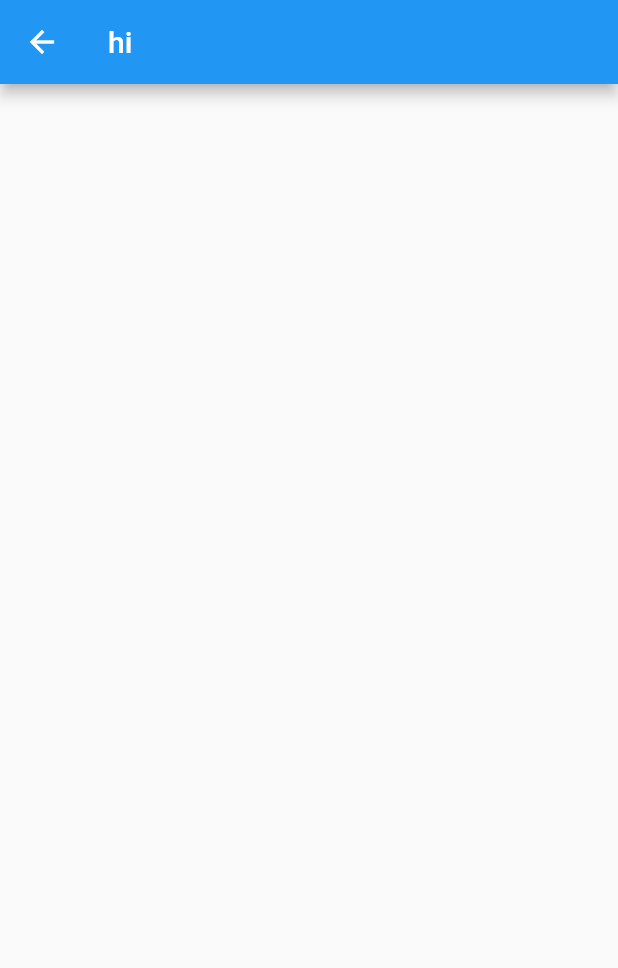
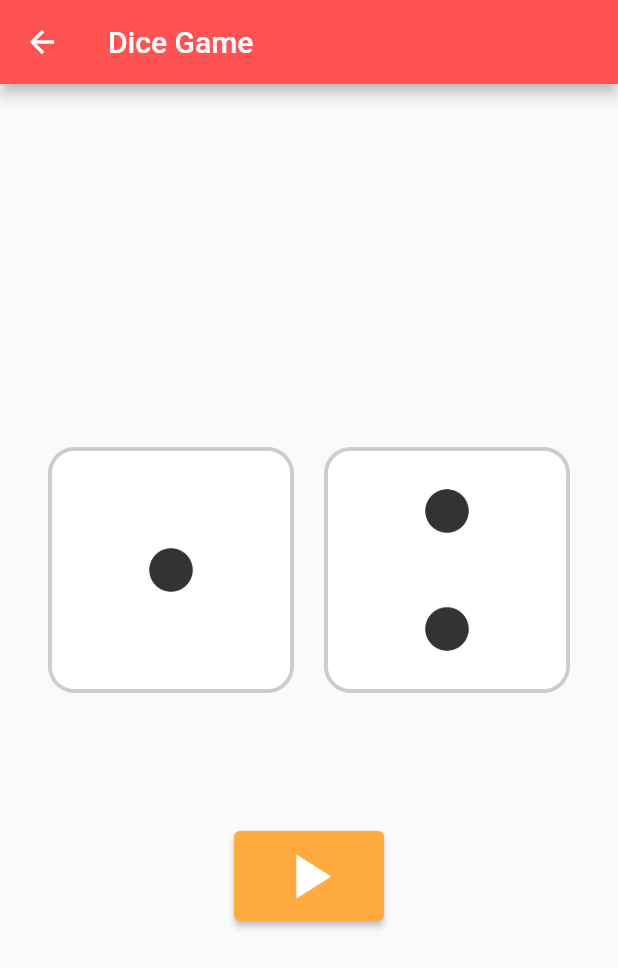
Before and after one commit to bearscome/flutter, a Flutter app: the Dice screen opened directly, on a phone screen of 412 x 824 dp. Shown: the top 968 px of the screen. Run offline on Flutter 3.47's test engine with Material 2 defaults, Android fonts, the phone set to English and light mode, and no system bars; our stand-ins replace fluttertoast, image_picker.

Commit message:
login, randomDice

```diff
--- a/flutter_application_3/lib/dice.dart
+++ b/flutter_application_3/lib/dice.dart
@@ -1,15 +1,75 @@
 import 'package:flutter/material.dart';
-import 'main.dart';
+import 'dart:math';
+import 'package:fluttertoast/fluttertoast.dart';
 
-class Dice extends StatelessWidget {
+class Dice extends StatefulWidget {
   const Dice({super.key});
+
+  @override
+  State<Dice> createState() => _DiceState();
+}
+
+class _DiceState extends State<Dice> {
+  int leftDice = 1;
+  int rightDice = 2;
 
   @override
   Widget build(BuildContext context) {
     return Scaffold(
       appBar: AppBar(
-        title: Text('hi'),
+        title: const Text('Dice Game'),
+        backgroundColor: Colors.redAccent,
+      ),
+      body: Center(
+        child: Column(
+          mainAxisAlignment: MainAxisAlignment.center,
+          children: [
+            Padding(
+              padding: const EdgeInsets.all(32),
+              child: Row(
+                children: [
+                  Expanded(
+                    child: Image.asset('image/dice$leftDice.png'),
+                  ),
+                  const SizedBox(
+                    width: 20,
+                  ),
+                  Expanded(
+                    child: Image.asset('image/dice$rightDice.png'),
+                  ),
+                ],
+              ),
+            ),
+            const SizedBox(height: 60),
+            ElevatedButton(
+              style: ElevatedButton.styleFrom(
+                  backgroundColor: Colors.orangeAccent,
+                  minimumSize: const Size(100, 60)),
+              onPressed: () {
+                setState(() {
+                  leftDice = Random().nextInt(6) + 1;
+                  rightDice = Random().nextInt(6) + 1;
+                });
+                showToast("Left dice: {$leftDice}, Right dice: {$rightDice}");
+              },
+              child: const Icon(
+                Icons.play_arrow,
+                color: Colors.white,
+                size: 50,
+              ),
+            ),
+          ],
+        ),
       ),
     );
   }
 }
+
+void showToast(String msg) {
+  Fluttertoast.showToast(
+    msg: msg,
+    backgroundColor: Colors.black,
+    toastLength: Toast.LENGTH_SHORT,
+    gravity: ToastGravity.BOTTOM,
+  );
+}
--- a/flutter_application_3/pubspec.yaml
+++ b/flutter_application_3/pubspec.yaml
@@ -40,6 +40,7 @@ dependencies:
 dev_dependencies:
   flutter_test:
     sdk: flutter
+  fluttertoast: ^8.0.9
 
   # The "flutter_lints" package below contains a set of recommended lints to
   # encourage good coding practices. The lint set provided by the package is
```
Also changed, not shown: flutter_application_3/lib/main.dart (+11 -6 lines), flutter_application_3/pubspec.lock.
